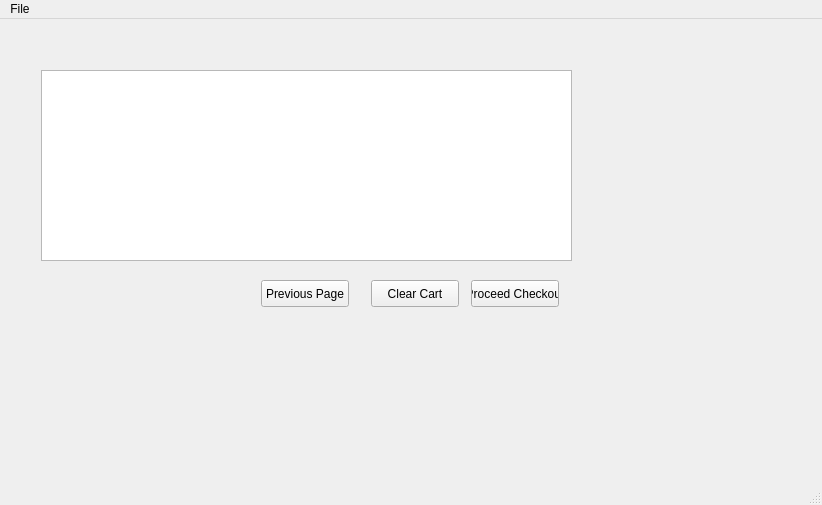
Before: the Qt Designer form client/mainwindow.ui in Davidj361/cuTPS, drawn with Qt 5.
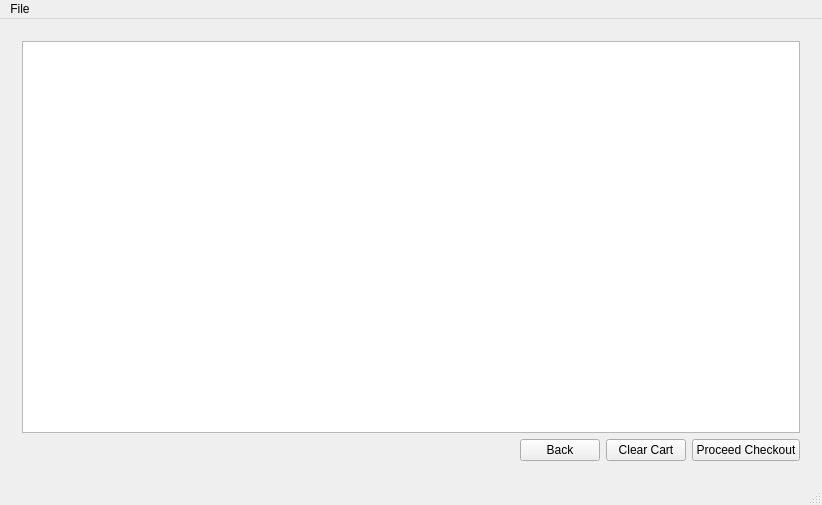
After: the same form once the commit is applied. The open tabs and pages were chosen to show the change. Icons and pictures are not drawn.

Commit message: Touched up the book description window. Made some UI changes to MainStudentPage. Made it so the price is displayed in the list of content if the content is available. Made it so that there's no checkbox if the content is not available. MAKE SURE TO FIX PRICES AND AVAILABILITY IN THE DATABASE.

```diff
--- a/client/mainwindow.ui
+++ b/client/mainwindow.ui
@@ -31,7 +31,7 @@
     </sizepolicy>
    </property>
    <layout class="QGridLayout" name="gridLayout_2">
-    <item row="0" column="0">
+    <item row="1" column="0">
      <widget class="QStackedWidget" name="stackedWidget">
       <property name="sizePolicy">
        <sizepolicy hsizetype="Preferred" vsizetype="Preferred">
@@ -1777,55 +1777,45 @@
        </layout>
       </widget>
       <widget class="QWidget" name="ShoppingCartStudent">
-       <widget class="QListWidget" name="listWidgetShoppingCart">
-        <property name="geometry">
-         <rect>
-          <x>30</x>
-          <y>40</y>
-          <width>531</width>
-          <height>191</height>
-         </rect>
-        </property>
-       </widget>
-       <widget class="QPushButton" name="btnCheckout">
-        <property name="geometry">
-         <rect>
-          <x>460</x>
-          <y>250</y>
-          <width>88</width>
-          <height>27</height>
-         </rect>
-        </property>
-        <property name="text">
-         <string>Proceed Checkout</string>
-        </property>
-       </widget>
-       <widget class="QPushButton" name="btnClearCart">
-        <property name="geometry">
-         <rect>
-          <x>360</x>
-          <y>250</y>
-          <width>88</width>
-          <height>27</height>
-         </rect>
-        </property>
-        <property name="text">
-         <string>Clear Cart</string>
-        </property>
-       </widget>
-       <widget class="QPushButton" name="btnPreviousPage">
-        <property name="geometry">
-         <rect>
-          <x>250</x>
-          <y>250</y>
-          <width>88</width>
-          <height>27</height>
-         </rect>
-        </property>
-        <property name="text">
-         <string>Previous Page</string>
-        </property>
-       </widget>
+       <layout class="QGridLayout" name="gridLayout_6">
+        <item row="0" column="0" colspan="4">
+         <widget class="QListWidget" name="listWidgetShoppingCart"/>
+        </item>
+        <item row="1" column="0">
+         <spacer name="horizontalSpacer_4">
+          <property name="orientation">
+           <enum>Qt::Horizontal</enum>
+          </property>
+          <property name="sizeHint" stdset="0">
+           <size>
+            <width>469</width>
+            <height>20</height>
+           </size>
+          </property>
+         </spacer>
+        </item>
+        <item row="1" column="1">
+         <widget class="QPushButton" name="btnPreviousPage">
+          <property name="text">
+           <string>Back</string>
+          </property>
+         </widget>
+        </item>
+        <item row="1" column="2">
+         <widget class="QPushButton" name="btnClearCart">
+          <property name="text">
+           <string>Clear Cart</string>
+          </property>
+         </widget>
+        </item>
+        <item row="1" column="3">
+         <widget class="QPushButton" name="btnCheckout">
+          <property name="text">
+           <string>Proceed Checkout</string>
+          </property>
+         </widget>
+        </item>
+       </layout>
       </widget>
       <widget class="QWidget" name="ShoppingCartGatherCreditCardInfo">
        <widget class="QLabel" name="label_8">
```
Left out of the diff: 108 changed lines with no effect on the pictures. The commit also changes 1 other file.
